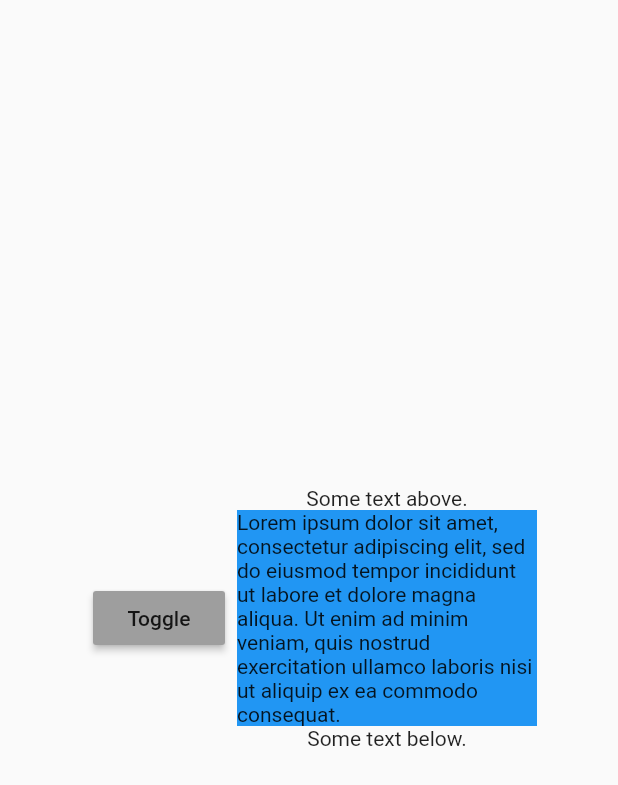
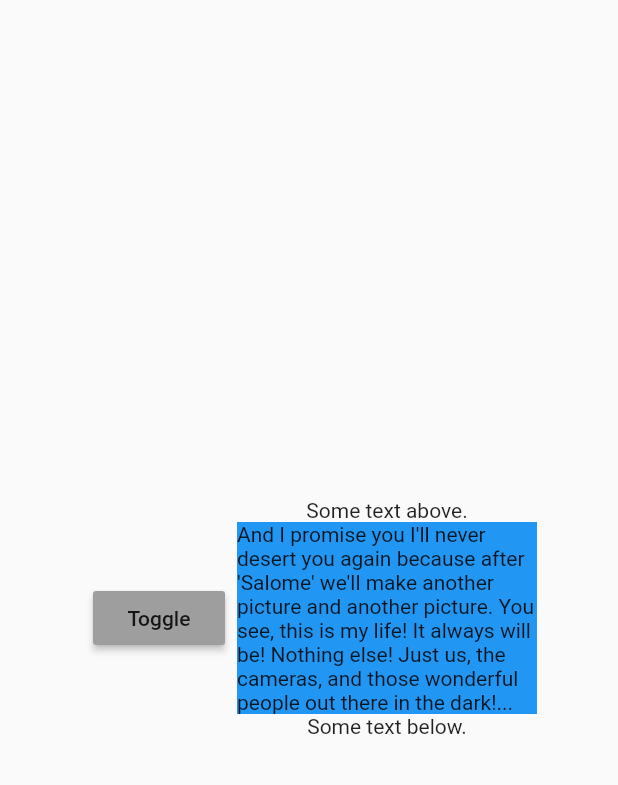
Before and after one commit to marcglasberg/animated_size_and_fade, a Flutter app: the screen it shows after launch, after a tap on "Toggle", on a phone screen of 412 x 824 dp. Shown: the top 785 px of the screen. Run offline on Flutter 3.47's test engine with Material 2 defaults, Android fonts, the phone set to English and light mode, and no system bars.

Commit message:
2 curves for fading in/out.

```diff
--- a/example/lib/main.dart
+++ b/example/lib/main.dart
@@ -39,9 +39,11 @@ class _MyAppState extends State<MyApp> with TickerProviderStateMixin {
       color: Colors.blue,
       width: 200.0,
       child: const Text(
-        "Lorem ipsum dolor sit amet, consectetur adipiscing elit, sed do eiusmod tempor incididunt "
-            "ut labore et dolore magna aliqua. Ut enim ad minim veniam, quis nostrud exercitation "
-            "ullamco laboris nisi ut aliquip ex ea commodo consequat.",
+        "And I promise you I'll never desert you again because after 'Salome' "
+        "we'll make another picture and another picture. "
+        "You see, this is my life! "
+        "It always will be! Nothing else! "
+        "Just us, the cameras, and those wonderful people out there in the dark!...",
       ),
     );
 
--- a/lib/animated_size_and_fade.dart
+++ b/lib/animated_size_and_fade.dart
@@ -59,7 +59,8 @@ class AnimatedSizeAndFade extends StatelessWidget {
   final TickerProvider vsync;
   final Duration fadeDuration;
   final Duration sizeDuration;
-  final Curve fadeCurve;
+  final Curve fadeInCurve;
+  final Curve fadeOutCurve;
   final Curve sizeCurve;
   final Alignment alignment;
   final bool show;
@@ -70,14 +71,16 @@ class AnimatedSizeAndFade extends StatelessWidget {
     @required this.vsync,
     this.fadeDuration = const Duration(milliseconds: 500),
     this.sizeDuration = const Duration(milliseconds: 500),
-    this.fadeCurve = Curves.easeInOut,
+    this.fadeInCurve = Curves.easeInOut,
+    this.fadeOutCurve = Curves.easeInOut,
     this.sizeCurve = Curves.easeInOut,
     this.alignment = Alignment.center,
   })  : show = null,
         assert(vsync != null),
         assert(fadeDuration != null),
         assert(sizeDuration != null),
-        assert(fadeCurve != null),
+        assert(fadeInCurve != null),
+        assert(fadeOutCurve != null),
         assert(sizeCurve != null),
         assert(alignment != null),
         super(key: key);
@@ -93,14 +96,16 @@ class AnimatedSizeAndFade extends StatelessWidget {
     @required this.vsync,
     this.fadeDuration = const Duration(milliseconds: 500),
     this.sizeDuration = const Duration(milliseconds: 500),
-    this.fadeCurve = Curves.easeInOut,
+    this.fadeInCurve = Curves.easeInOut,
+    this.fadeOutCurve = Curves.easeInOut,
     this.sizeCurve = Curves.easeInOut,
     this.alignment = Alignment.center,
   })  : assert(show != null),
         assert(vsync != null),
         assert(fadeDuration != null),
         assert(sizeDuration != null),
-        assert(fadeCurve != null),
+        assert(fadeInCurve != null),
+        assert(fadeOutCurve != null),
         assert(sizeCurve != null),
         assert(alignment != null),
         super(key: key);
@@ -109,18 +114,20 @@ class AnimatedSizeAndFade extends StatelessWidget {
   Widget build(BuildContext context) {
     var animatedSize = AnimatedSize(
       vsync: vsync,
+      duration: sizeDuration,
+      curve: sizeCurve,
       child: AnimatedSwitcher(
         child: (show == null || show)
             ? child
             : Container(key: _key, width: double.infinity, height: 0),
         duration: fadeDuration,
+        switchInCurve: fadeInCurve,
+        switchOutCurve: fadeOutCurve,
         layoutBuilder: _layoutBuilder,
       ),
-      duration: sizeDuration,
-      curve: Curves.easeInOut,
     );
 
-    return ClipPath(child: animatedSize);
+    return ClipRect(child: animatedSize);
   }
 
   Widget _layoutBuilder(Widget currentChild, List<Widget> previousChildren) {
--- a/pubspec.yaml
+++ b/pubspec.yaml
@@ -1,6 +1,6 @@
 name: animated_size_and_fade
 description: Does a fade and size transition between widgets of different heights. Also used to show/hide a widget.
-version: 1.0.5
+version: 1.1.0
 author: Marcelo Glasberg <marcglasberg@gmail.com>
 homepage: https://github.com/marcglasberg/animated_size_and_fade
 
```
Also changed, not shown: example/lib/animated_size_and_fade.gif (added), 2 other files.
